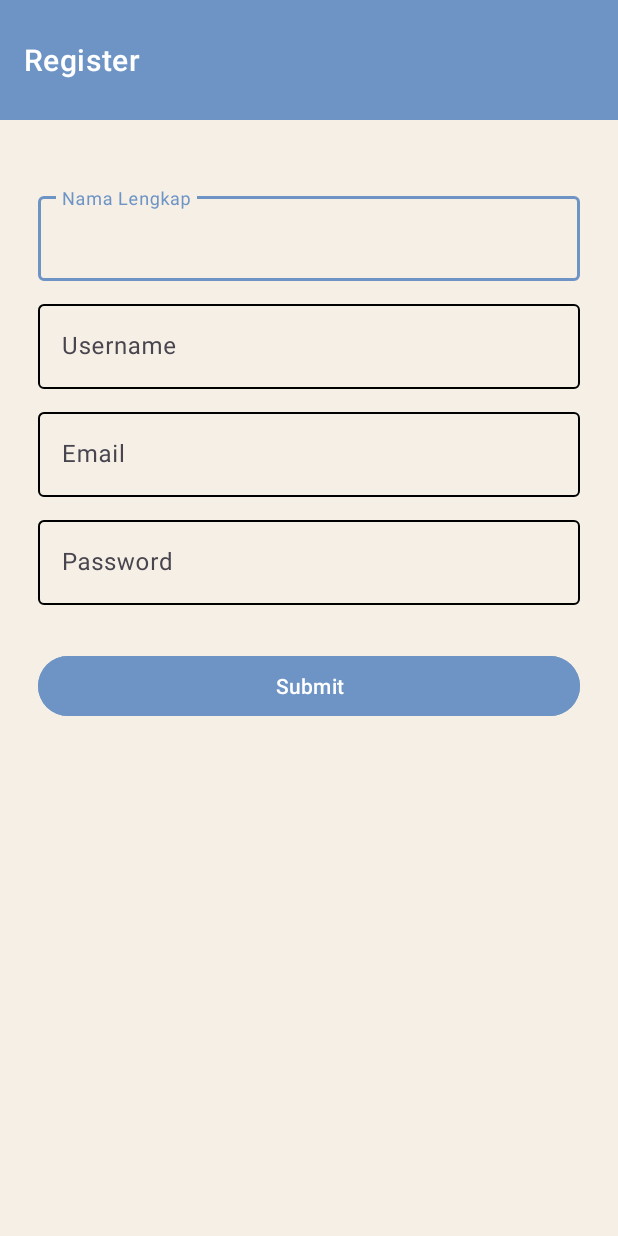
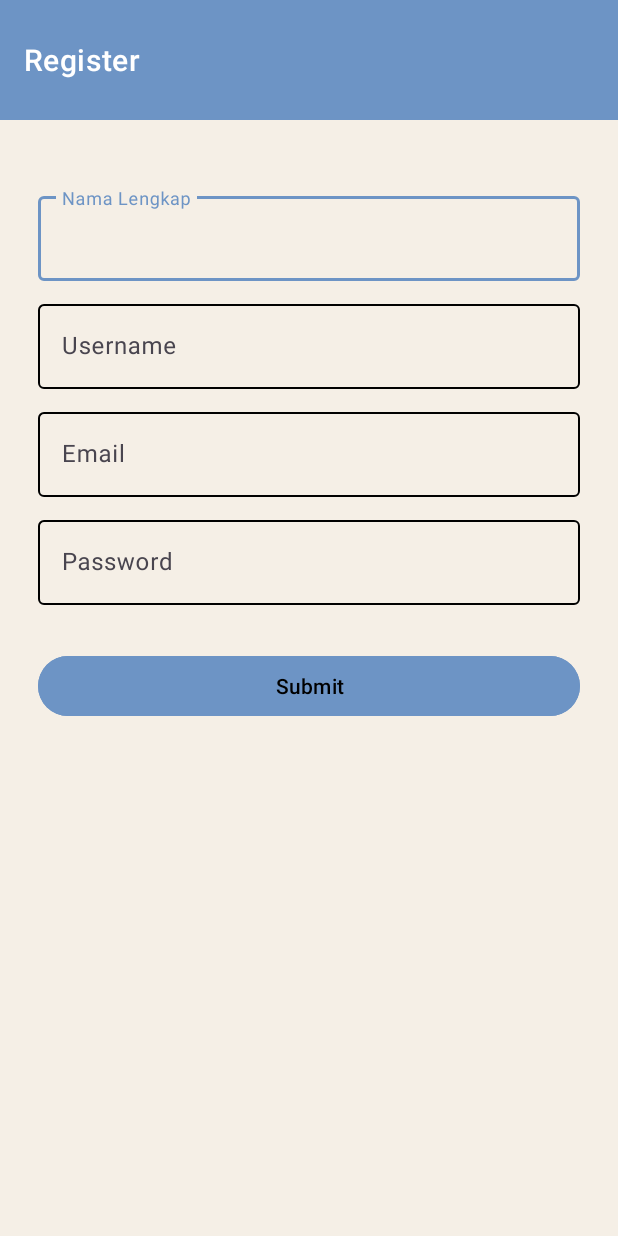
Before and after one commit to henrysalim/map-midterm-exam, an Android app: the screen it shows after launch (MainActivity), on a phone screen of 412 x 824 dp. Run offline under Robolectric (Android 15) with nearby library versions, the light colour scheme and no system bars; our stand-ins replace navigation-ui.

Commit message:
fix text color bug in login n register

```diff
--- a/app/src/main/res/layout/fragment_login.xml
+++ b/app/src/main/res/layout/fragment_login.xml
@@ -24,6 +24,7 @@
         <com.google.android.material.textfield.TextInputEditText
                 android:id="@+id/editTextEmail"
                 android:layout_marginBottom="10dp"
+                android:textColor="@color/black"
                 android:layout_width="match_parent"
                 android:layout_height="wrap_content"/>
     </com.google.android.material.textfield.TextInputLayout>
@@ -42,6 +43,7 @@
         <com.google.android.material.textfield.TextInputEditText
                 android:id="@+id/editTextPassword"
                 android:layout_width="match_parent"
+                android:textColor="@color/black"
                 android:inputType="textPassword"
                 android:layout_height="wrap_content"/>
     </com.google.android.material.textfield.TextInputLayout>
@@ -52,6 +54,7 @@
             app:layout_constraintTop_toBottomOf="@id/textFieldPassword"
             android:layout_marginTop="30dp"
             android:backgroundTint="@color/darkblue"
+            android:textColor="@color/black"
             android:layout_width="match_parent"
             android:layout_height="wrap_content"/>
 
--- a/app/src/main/res/layout/fragment_register.xml
+++ b/app/src/main/res/layout/fragment_register.xml
@@ -24,6 +24,7 @@
         <com.google.android.material.textfield.TextInputEditText
                 android:id="@+id/editTextFullName"
                 android:layout_marginBottom="10dp"
+                android:textColor="@color/black"
                 android:layout_width="match_parent"
                 android:layout_height="wrap_content"/>
     </com.google.android.material.textfield.TextInputLayout>
@@ -42,6 +43,7 @@
         <com.google.android.material.textfield.TextInputEditText
                 android:id="@+id/editTextUsername"
                 android:layout_marginBottom="10dp"
+                android:textColor="@color/black"
                 android:layout_width="match_parent"
                 android:layout_height="wrap_content"/>
     </com.google.android.material.textfield.TextInputLayout>
@@ -60,6 +62,7 @@
         <com.google.android.material.textfield.TextInputEditText
                 android:id="@+id/editTextEmail"
                 android:layout_marginBottom="10dp"
+                android:textColor="@color/black"
                 android:layout_width="match_parent"
                 android:layout_height="wrap_content"/>
     </com.google.android.material.textfield.TextInputLayout>
@@ -78,6 +81,7 @@
         <com.google.android.material.textfield.TextInputEditText
                 android:id="@+id/editTextPassword"
                 android:layout_width="match_parent"
+                android:textColor="@color/black"
                 android:inputType="textPassword"
                 android:layout_height="wrap_content"/>
     </com.google.android.material.textfield.TextInputLayout>
@@ -89,5 +93,6 @@
             android:layout_marginTop="30dp"
             android:backgroundTint="@color/darkblue"
             android:layout_width="match_parent"
+            android:textColor="@color/black"
             android:layout_height="wrap_content"/>
 </androidx.constraintlayout.widget.ConstraintLayout>
```
